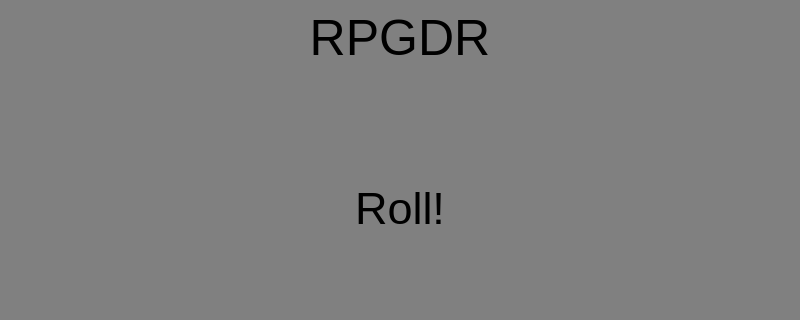
Old version of the form mainwindow.ui in the repository mafezoli/rpgdr; both pictures show x 0 to 800 and y 0 to 320 of the 800 by 600 pixel window.
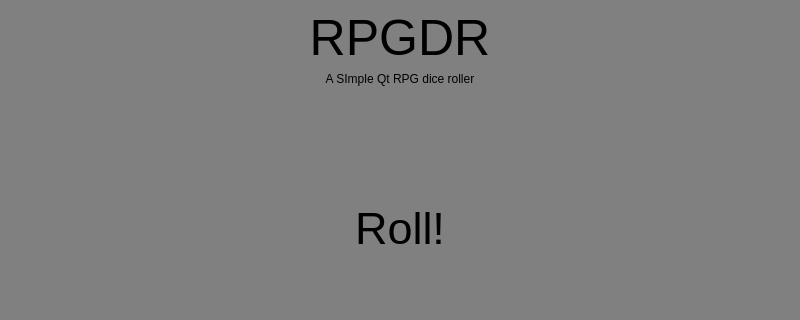
New version of the form.

Commit message: Add description label to mainview

```diff
--- a/mainwindow.ui
+++ b/mainwindow.ui
@@ -45,6 +45,22 @@
         </property>
        </widget>
       </item>
+      <item>
+       <widget class="QLabel" name="descriptionLabel">
+        <property name="sizePolicy">
+         <sizepolicy hsizetype="Preferred" vsizetype="Fixed">
+          <horstretch>0</horstretch>
+          <verstretch>0</verstretch>
+         </sizepolicy>
+        </property>
+        <property name="text">
+         <string>A SImple Qt RPG dice roller</string>
+        </property>
+        <property name="alignment">
+         <set>Qt::AlignCenter</set>
+        </property>
+       </widget>
+      </item>
       <item>
        <widget class="QLabel" name="valueLabel">
         <property name="styleSheet">
```
